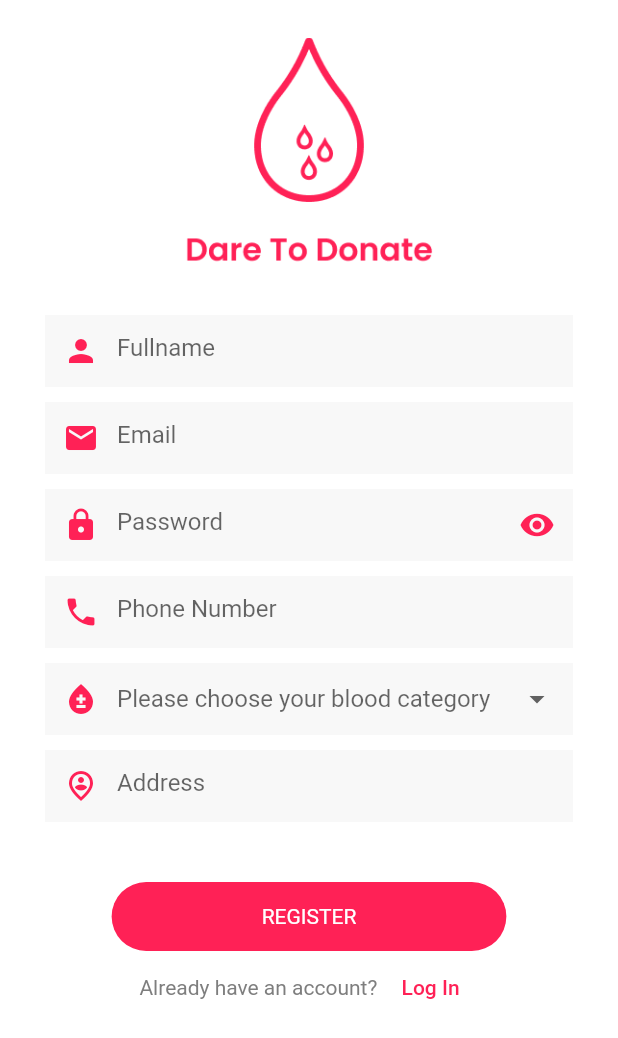
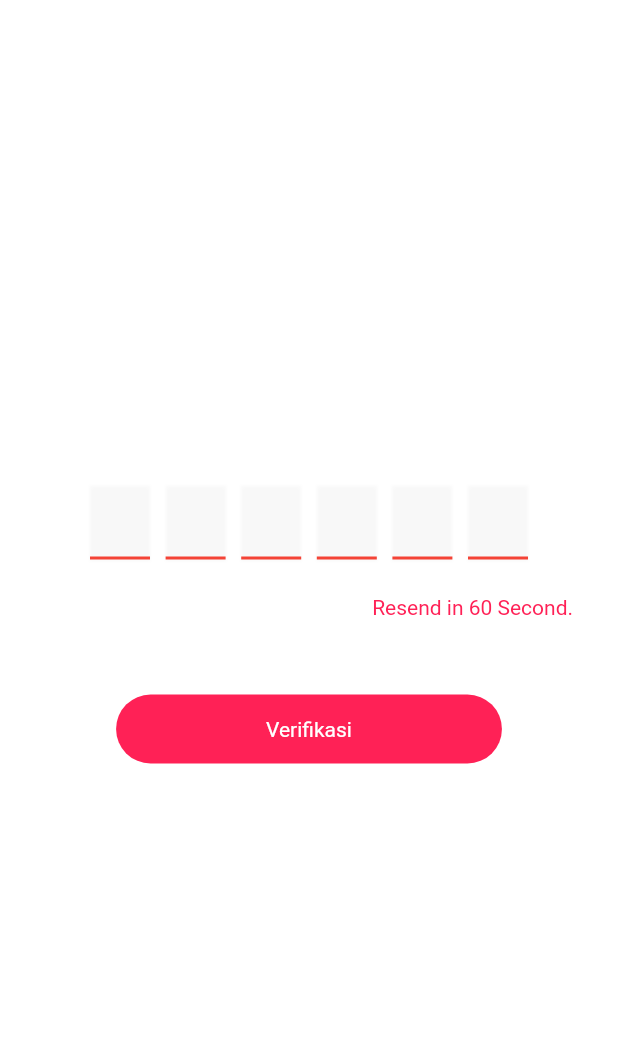
Before and after one commit to nersus15/bloodgency-mobile, a Flutter app: the SignUpScreen screen opened directly, after a tap on "REGISTER", on a phone screen of 412 x 824 dp. Shown: the top 1038 px of the screen. Run offline on Flutter 3.47's test engine with Material 2 defaults, Android fonts, the phone set to English and light mode, and no system bars; drawn by our look-alikes of pin_code_fields; missing offline and left inert: dart:ffi, onboarding; statements that could not run were skipped.

Commit message:
add: VerifikasiScreen

```diff
--- a/lib/screens/signup_screen.dart
+++ b/lib/screens/signup_screen.dart
@@ -1,5 +1,6 @@
 import 'package:bloodgency/components/button_component.dart';
 import 'package:bloodgency/screens/login_screen.dart';
+import 'package:bloodgency/screens/verify_screen.dart';
 import 'package:bloodgency/values/CustomColors.dart';
 import 'package:flutter/material.dart';
 import 'package:flutter/src/foundation/key.dart';
@@ -176,7 +177,16 @@ class _SignUpScreenState extends State<SignUpScreen> {
               SizedBox(
                 height: 40,
               ),
-              PrimaryButton(text: "REGISTER", onTap: () {}),
+              PrimaryButton(
+                  text: "REGISTER",
+                  onTap: () {
+                    Navigator.pushReplacement(
+                      context,
+                      MaterialPageRoute(
+                        builder: (context) => const VerificationScreen(),
+                      ),
+                    );
+                  }),
               Row(
                 mainAxisAlignment: MainAxisAlignment.center,
                 children: [
@@ -186,11 +196,7 @@ class _SignUpScreenState extends State<SignUpScreen> {
                   ),
                   TextButton(
                     onPressed: () {
-                      Navigator.pop(
-                        context,
-                        MaterialPageRoute(
-                            builder: (context) => const LoginScreen()),
-                      );
+                      Navigator.pop(context);
                     },
                     child: Text(
                       "Log In",
--- /dev/null
+++ b/lib/screens/verify_screen.dart
@@ -0,0 +1,151 @@
+import 'dart:async';
+
+import 'package:bloodgency/components/button_component.dart';
+import 'package:bloodgency/values/CustomColors.dart';
+import 'package:flutter/material.dart';
+import 'package:flutter/src/foundation/key.dart';
+import 'package:flutter/src/widgets/framework.dart';
+import 'package:pin_code_fields/pin_code_fields.dart';
+
+class VerificationScreen extends StatefulWidget {
+  const VerificationScreen(
+      {Key? key, this.emailAddress = "fathur.ashter15@gmail.com"})
+      : super(key: key);
+  final String emailAddress;
+  @override
+  State<VerificationScreen> createState() => _VerificationScreenState();
+}
+
+class _VerificationScreenState extends State<VerificationScreen> {
+  TextEditingController textEditingController = TextEditingController();
+  // ..text = "123456";
+
+  // ignore: close_sinks
+  StreamController<ErrorAnimationType>? errorController;
+
+  String currentText = "";
+  final formKey = GlobalKey<FormState>();
+  bool canSend = true;
+  bool resend = true;
+
+  String errorText = "";
+
+  late Timer _timer;
+  int _start = 60;
+  void startTimer() {
+    _start = 60;
+    setState(() {
+      resend = true;
+    });
+    const onSec = const Duration(seconds: 1);
+    _timer = Timer.periodic(onSec, (Timer timer) {
+      if (_start == 0) {
+        setState(() {
+          timer.cancel();
+          resend = false;
+        });
+      } else {
+        setState(() {
+          _start--;
+        });
+      }
+    });
+  }
+
+  @override
+  void initState() {
+    errorController = StreamController<ErrorAnimationType>();
+    startTimer();
+    super.initState();
+  }
+
+  @override
+  void dispose() {
+    errorController!.close();
+    _timer.cancel();
+    super.dispose();
+  }
+
+  snackBar(String? message) {
+    return ScaffoldMessenger.of(context).showSnackBar(
+      SnackBar(
+        content: Text(message!),
+        duration: const Duration(seconds: 2),
+      ),
+    );
+  }
+
+  @override
+  Widget build(BuildContext context) {
+    return Scaffold(
+      backgroundColor: white,
+      body: Container(
+        margin: const EdgeInsets.symmetric(horizontal: 30, vertical: 40),
+        child: Column(
+          mainAxisAlignment: MainAxisAlignment.center,
+          children: [
+            Column(
+              crossAxisAlignment: CrossAxisAlignment.end,
+              children: [
+                Form(
+                  key: formKey,
+                  child: Padding(
+                    padding:
+                        const EdgeInsets.symmetric(vertical: 8, horizontal: 30),
+                    child: PinCodeTextField(
+                      appContext: context,
+                      length: 6,
+                      obscureText: false,
+                      onChanged: (value) {
+                        if (value.length == 6) {
+                          setState(() {
+                            canSend = true;
+                          });
+                        } else {
+                          setState(() {
+                            canSend = false;
+                          });
+                        }
+                      },
+                      cursorColor: primary,
+                      controller: textEditingController,
+                      animationDuration: const Duration(milliseconds: 300),
+                      errorAnimationController: errorController,
+                      animationType: AnimationType.fade,
+                      boxShadows: const [
+                        BoxShadow(
+                          offset: Offset(0, 1),
+                          color: textField,
+                          blurRadius: 1,
+                        )
+                      ],
+                    ),
+                  ),
+                ),
+                resend
+                    ? Text(
+                        "Resend in ${_start} Second.",
+                        style: TextStyle(color: primary),
+                      )
+                    : TextButton(
+                        onPressed: startTimer,
+                        child: Text(
+                          "Resend",
+                          style: TextStyle(color: primary),
+                        ))
+              ],
+            ),
+            SizedBox(
+              height: 50,
+            ),
+            PrimaryButton(
+              enable: canSend,
+              text: "Verifikasi",
+              onTap: () {},
+            )
+          ],
+        ),
+      ),
+    );
+  }
+}
```
Also changed, not shown: pubspec.lock.
